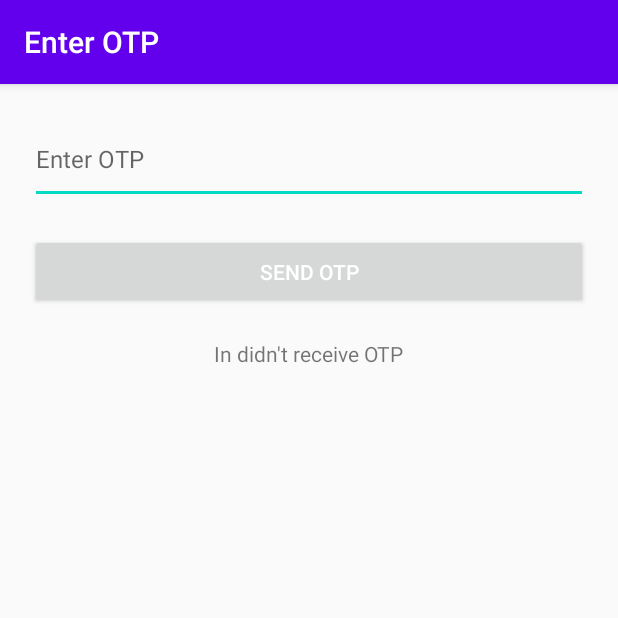
After one commit to lebichloan/-SE114.N21-Qu-n-l-c-a-h-ng-i-n-m-y, an Android app: the EnterOTP screen opened directly, with no data from a screen before it, on a phone screen of 412 x 824 dp, the top half of it. The commit adds this screen. Run offline under Robolectric (Android 15) with nearby library versions, the phone set to English and light mode, and no system bars.

```diff
--- /dev/null
+++ b/app/src/main/java/com/example/se114n21/ViewModels/EnterOTP.java
@@ -0,0 +1,62 @@
+package com.example.se114n21.ViewModels;
+
+import androidx.appcompat.app.AppCompatActivity;
+
+import android.os.Bundle;
+import android.view.View;
+import android.widget.Button;
+import android.widget.EditText;
+import android.widget.TextView;
+
+import com.example.se114n21.R;
+
+public class EnterOTP extends AppCompatActivity {
+
+    private EditText editOTP;
+    private Button butSendOTP;
+    private TextView txtSendOTP;
+
+    @Override
+    protected void onCreate(Bundle savedInstanceState) {
+        super.onCreate(savedInstanceState);
+        setContentView(R.layout.activity_enter_otp);
+
+        setTitleToolbar();
+        initUI();
+        butSendOTP.setOnClickListener(new View.OnClickListener() {
+            @Override
+            public void onClick(View v) {
+                String strOTP = editOTP.getText().toString().trim();
+                onClickSendOTP(strOTP);
+            }
+        });
+
+        txtSendOTP.setOnClickListener(new View.OnClickListener() {
+            @Override
+            public void onClick(View v) {
+                onClickSendOTPAgain();
+            }
+        });
+    }
+
+    private void onClickSendOTPAgain() {
+    }
+
+    private void onClickSendOTP(String strOTP) {
+
+    }
+
+    private void setTitleToolbar() {
+        if (getSupportActionBar() != null) {
+            getSupportActionBar().setTitle("Enter OTP");
+        }
+    }
+
+
+    private void initUI() {
+        editOTP = findViewById(R.id.edit_OTP);
+        butSendOTP = findViewById(R.id.but_send_OTP);
+        txtSendOTP = findViewById(R.id.txt_send_OTP);
+    }
+
+}
--- /dev/null
+++ b/app/src/main/res/layout/activity_enter_otp.xml
@@ -0,0 +1,36 @@
+<?xml version="1.0" encoding="utf-8"?>
+<LinearLayout xmlns:android="http://schemas.android.com/apk/res/android"
+    xmlns:app="http://schemas.android.com/apk/res-auto"
+    xmlns:tools="http://schemas.android.com/tools"
+    android:layout_width="match_parent"
+    android:layout_height="match_parent"
+    android:orientation="vertical"
+    android:padding="20dp"
+    tools:context=".ViewModels.EnterOTP">
+
+    <EditText
+        android:id="@+id/edit_OTP"
+        android:layout_width="match_parent"
+        android:layout_height="60dp"
+        android:hint="Enter OTP"
+        android:inputType="textPassword"
+        android:textColor="@color/black"
+        android:textSize="16dp" />
+
+    <Button
+        android:id="@+id/but_send_OTP"
+        android:layout_width="match_parent"
+        android:layout_height="50dp"
+        android:layout_marginTop="20dp"
+        android:text="Send OTP"
+        android:textColor="@color/white" />
+
+    <TextView
+        android:id="@+id/txt_send_OTP"
+        android:layout_width="wrap_content"
+        android:layout_height="40dp"
+        android:layout_gravity="center"
+        android:layout_marginTop="10dp"
+        android:padding="10dp"
+        android:text="In didn't receive OTP" />
+</LinearLayout>
```
Also changed, not shown: app/src/main/AndroidManifest.xml (+7 -1 lines), app/src/main/java/com/example/se114n21/ViewModels/MainActivity.java (+8 -0 lines), app/src/main/java/com/example/se114n21/ViewModels/VerifyPhoneNumber.java (added, +125 -0 lines), app/src/main/res/layout/activity_login.xml (+5 -2 lines), app/src/main/res/layout/activity_verify_phone_number.xml (added, +27 -0 lines).
